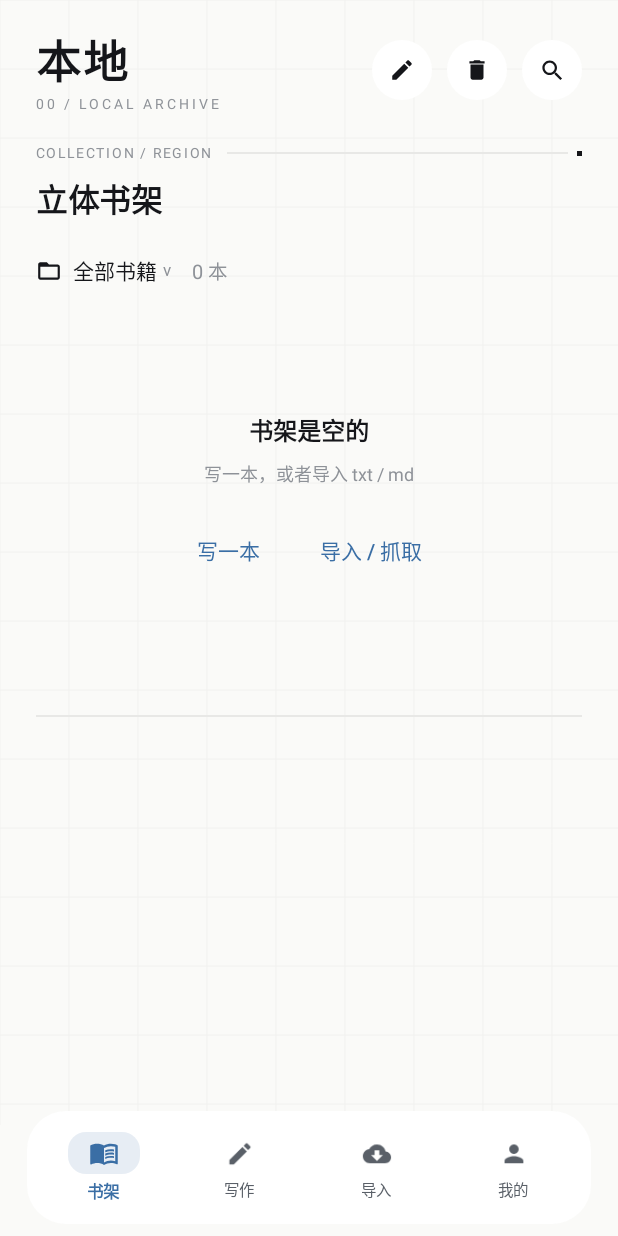
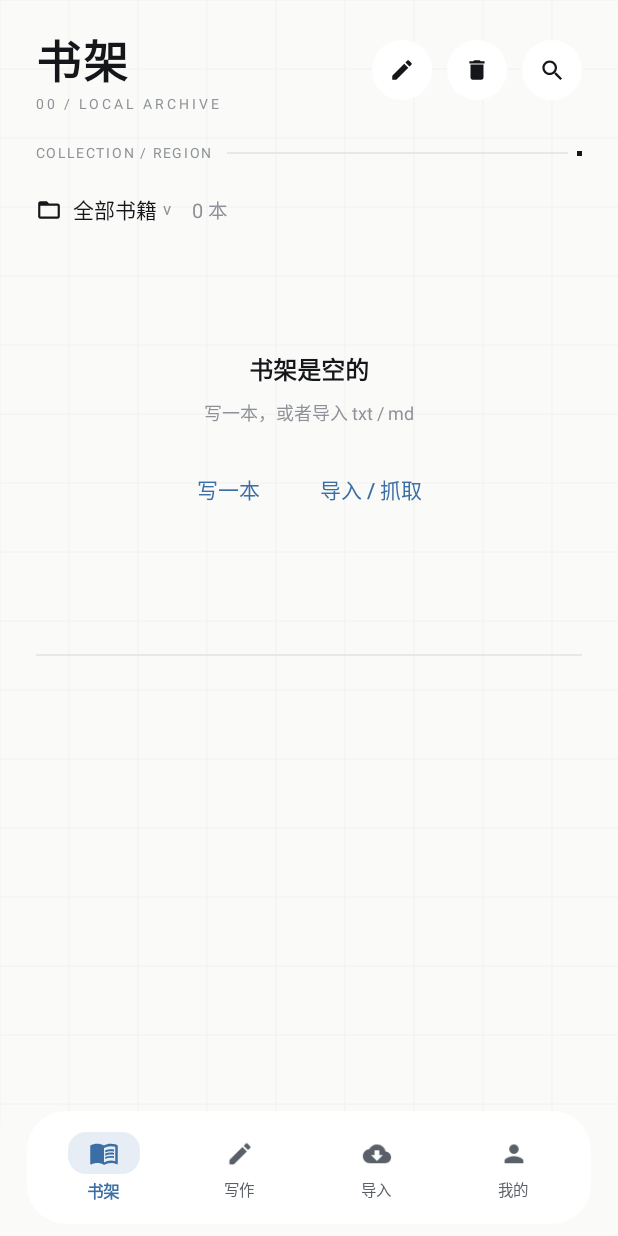
Before and after one commit to Hahakuaizai/WenForge, an Android app built with Jetpack Compose: the screen it shows after launch (MainActivity), on a phone screen of 412 x 824 dp. Run offline under Robolectric (Android 15) with nearby library versions, the phone set to English and light mode, and no system bars.

Commit message:
书架页: 顶部标题改为书架, 去掉本地与立体书架

```diff
--- a/app/src/main/java/com/novelforge/app/ui/Shelf.kt
+++ b/app/src/main/java/com/novelforge/app/ui/Shelf.kt
@@ -261,7 +261,7 @@ fun ShelfScreen(
                     Row(verticalAlignment = Alignment.CenterVertically) {
                         Column(Modifier.weight(1f)) {
                             Text(
-                                "本地",
+                                "书架",
                                 style = TextStyle(
                                     fontSize = 30.sp,
                                     lineHeight = 36.sp,
@@ -365,16 +365,6 @@ fun ShelfScreen(
                         Box(Modifier.size(3.dp).background(InkBlack))
                     }
 
-                    Spacer(Modifier.height(10.dp))
-                    Text(
-                        "立体书架",
-                        style = TextStyle(
-                            fontSize = 21.sp,
-                            fontWeight = FontWeight.Bold,
-                            color = InkBlack,
-                            letterSpacing = 0.5.sp
-                        )
-                    )
                     Spacer(Modifier.height(16.dp))
 
                     // 筛选行
```
